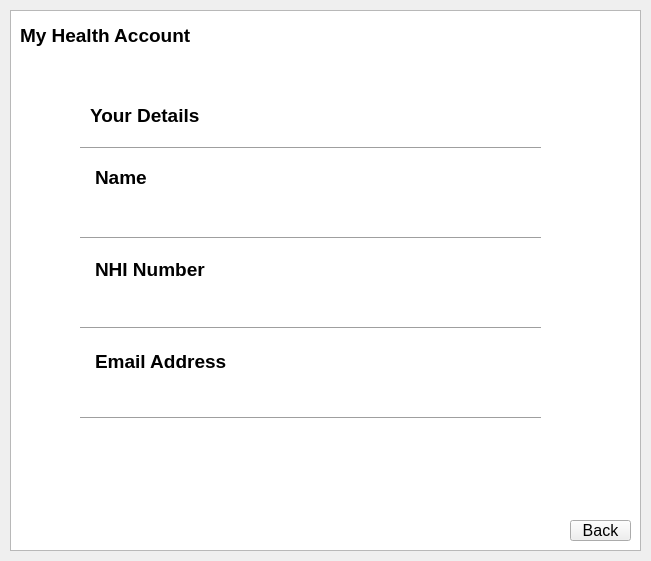
Above: L_A_B_Final_Project/accountdetails.ui from SourPanda13/106-Group-Assignment before the change. Below: the same form after it.
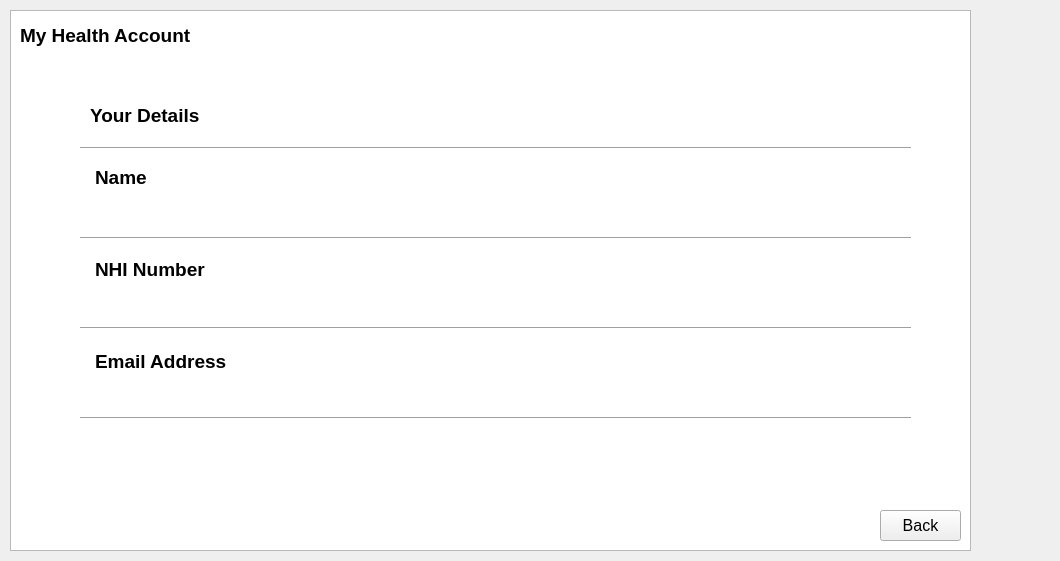
That is the form after the change.

Patch:
```diff
--- a/L_A_B_Final_Project/accountdetails.ui
+++ b/L_A_B_Final_Project/accountdetails.ui
@@ -6,46 +6,13 @@
    <rect>
     <x>0</x>
     <y>0</y>
-    <width>651</width>
+    <width>1060</width>
     <height>561</height>
    </rect>
   </property>
   <property name="windowTitle">
    <string>Account Details</string>
   </property>
-  <widget class="QTextEdit" name="textEdit">
-   <property name="geometry">
-    <rect>
-     <x>10</x>
-     <y>10</y>
-     <width>631</width>
-     <height>541</height>
-    </rect>
-   </property>
-   <property name="html">
-    <string>&lt;!DOCTYPE HTML PUBLIC &quot;-//W3C//DTD HTML 4.0//EN&quot; &quot;http://www.w3.org/TR/REC-html40/strict.dtd&quot;&gt;
-&lt;html&gt;&lt;head&gt;&lt;meta name=&quot;qrichtext&quot; content=&quot;1&quot; /&gt;&lt;style type=&quot;text/css&quot;&gt;
-p, li { white-space: pre-wrap; }
-&lt;/style&gt;&lt;/head&gt;&lt;body style=&quot; font-family:'MS Shell Dlg 2'; font-size:8.25pt; font-weight:400; font-style:normal;&quot;&gt;
-&lt;p style=&quot;-qt-paragraph-type:empty; margin-top:0px; margin-bottom:0px; margin-left:0px; margin-right:0px; -qt-block-indent:0; text-indent:0px;&quot;&gt;&lt;br /&gt;&lt;/p&gt;
-&lt;p style=&quot;-qt-paragraph-type:empty; margin-top:0px; margin-bottom:0px; margin-left:0px; margin-right:0px; -qt-block-indent:0; text-indent:0px; font-size:14pt; font-weight:600;&quot;&gt;&lt;br /&gt;&lt;/p&gt;
-&lt;p style=&quot;-qt-paragraph-type:empty; margin-top:0px; margin-bottom:0px; margin-left:0px; margin-right:0px; -qt-block-indent:0; text-indent:0px; font-size:14pt; font-weight:600;&quot;&gt;&lt;br /&gt;&lt;/p&gt;
-&lt;p style=&quot;-qt-paragraph-type:empty; margin-top:0px; margin-bottom:0px; margin-left:0px; margin-right:0px; -qt-block-indent:0; text-indent:0px; font-size:14pt; font-weight:600;&quot;&gt;&lt;br /&gt;&lt;/p&gt;
-&lt;p style=&quot;-qt-paragraph-type:empty; margin-top:0px; margin-bottom:0px; margin-left:0px; margin-right:0px; -qt-block-indent:0; text-indent:0px; font-size:14pt; font-weight:600;&quot;&gt;&lt;br /&gt;&lt;/p&gt;
-&lt;p style=&quot;-qt-paragraph-type:empty; margin-top:0px; margin-bottom:0px; margin-left:0px; margin-right:0px; -qt-block-indent:0; text-indent:0px; font-size:14pt; font-weight:600;&quot;&gt;&lt;br /&gt;&lt;/p&gt;
-&lt;p style=&quot;-qt-paragraph-type:empty; margin-top:0px; margin-bottom:0px; margin-left:0px; margin-right:0px; -qt-block-indent:0; text-indent:0px; font-size:14pt; font-weight:600;&quot;&gt;&lt;br /&gt;&lt;/p&gt;
-&lt;p style=&quot; margin-top:0px; margin-bottom:0px; margin-left:0px; margin-right:0px; -qt-block-indent:0; text-indent:0px;&quot;&gt;&lt;span style=&quot; font-size:14pt; font-weight:600;&quot;&gt;	Name&lt;/span&gt;&lt;/p&gt;
-&lt;p style=&quot;-qt-paragraph-type:empty; margin-top:0px; margin-bottom:0px; margin-left:0px; margin-right:0px; -qt-block-indent:0; text-indent:0px; font-size:14pt; font-weight:600;&quot;&gt;&lt;br /&gt;&lt;/p&gt;
-&lt;p style=&quot;-qt-paragraph-type:empty; margin-top:0px; margin-bottom:0px; margin-left:0px; margin-right:0px; -qt-block-indent:0; text-indent:0px; font-size:14pt; font-weight:600;&quot;&gt;&lt;br /&gt;&lt;/p&gt;
-&lt;p style=&quot;-qt-paragraph-type:empty; margin-top:0px; margin-bottom:0px; margin-left:0px; margin-right:0px; -qt-block-indent:0; text-indent:0px; font-size:14pt; font-weight:600;&quot;&gt;&lt;br /&gt;&lt;/p&gt;
-&lt;p style=&quot; margin-top:0px; margin-bottom:0px; margin-left:0px; margin-right:0px; -qt-block-indent:0; text-indent:0px;&quot;&gt;&lt;span style=&quot; font-size:14pt; font-weight:600;&quot;&gt;	NHI Number&lt;/span&gt;&lt;/p&gt;
-&lt;p style=&quot;-qt-paragraph-type:empty; margin-top:0px; margin-bottom:0px; margin-left:0px; margin-right:0px; -qt-block-indent:0; text-indent:0px; font-size:14pt; font-weight:600;&quot;&gt;&lt;br /&gt;&lt;/p&gt;
-&lt;p style=&quot;-qt-paragraph-type:empty; margin-top:0px; margin-bottom:0px; margin-left:0px; margin-right:0px; -qt-block-indent:0; text-indent:0px; font-size:14pt; font-weight:600;&quot;&gt;&lt;br /&gt;&lt;/p&gt;
-&lt;p style=&quot;-qt-paragraph-type:empty; margin-top:0px; margin-bottom:0px; margin-left:0px; margin-right:0px; -qt-block-indent:0; text-indent:0px; font-size:14pt; font-weight:600;&quot;&gt;&lt;br /&gt;&lt;/p&gt;
-&lt;p style=&quot; margin-top:0px; margin-bottom:0px; margin-left:0px; margin-right:0px; -qt-block-indent:0; text-indent:0px;&quot;&gt;&lt;span style=&quot; font-size:14pt; font-weight:600;&quot;&gt;	Email Address&lt;/span&gt;&lt;/p&gt;
-&lt;p style=&quot;-qt-paragraph-type:empty; margin-top:0px; margin-bottom:0px; margin-left:0px; margin-right:0px; -qt-block-indent:0; text-indent:0px; font-size:14pt; font-weight:600;&quot;&gt;&lt;br /&gt;&lt;/p&gt;&lt;/body&gt;&lt;/html&gt;</string>
-   </property>
-  </widget>
   <widget class="QLabel" name="NameLabel">
    <property name="geometry">
     <rect>
@@ -105,7 +72,7 @@
     <rect>
      <x>80</x>
      <y>230</y>
-     <width>461</width>
+     <width>831</width>
      <height>16</height>
     </rect>
    </property>
@@ -118,7 +85,7 @@
     <rect>
      <x>80</x>
      <y>140</y>
-     <width>461</width>
+     <width>831</width>
      <height>16</height>
     </rect>
    </property>
@@ -131,7 +98,7 @@
     <rect>
      <x>80</x>
      <y>410</y>
-     <width>461</width>
+     <width>831</width>
      <height>16</height>
     </rect>
    </property>
@@ -144,7 +111,7 @@
     <rect>
      <x>80</x>
      <y>320</y>
-     <width>461</width>
+     <width>831</width>
      <height>16</height>
     </rect>
    </property>
@@ -155,10 +122,10 @@
   <widget class="QPushButton" name="pushButton">
    <property name="geometry">
     <rect>
-     <x>570</x>
-     <y>520</y>
-     <width>61</width>
-     <height>21</height>
+     <x>880</x>
+     <y>510</y>
+     <width>81</width>
+     <height>31</height>
     </rect>
    </property>
    <property name="font">
@@ -210,6 +177,50 @@
     <string>Your Details</string>
    </property>
   </widget>
+  <widget class="QTextBrowser" name="textBrowser">
+   <property name="geometry">
+    <rect>
+     <x>10</x>
+     <y>10</y>
+     <width>961</width>
+     <height>541</height>
+    </rect>
+   </property>
+   <property name="html">
+    <string>&lt;!DOCTYPE HTML PUBLIC &quot;-//W3C//DTD HTML 4.0//EN&quot; &quot;http://www.w3.org/TR/REC-html40/strict.dtd&quot;&gt;
+&lt;html&gt;&lt;head&gt;&lt;meta name=&quot;qrichtext&quot; content=&quot;1&quot; /&gt;&lt;style type=&quot;text/css&quot;&gt;
+p, li { white-space: pre-wrap; }
+&lt;/style&gt;&lt;/head&gt;&lt;body style=&quot; font-family:'MS Shell Dlg 2'; font-size:8.25pt; font-weight:400; font-style:normal;&quot;&gt;
+&lt;p style=&quot;-qt-paragraph-type:empty; margin-top:0px; margin-bottom:0px; margin-left:0px; margin-right:0px; -qt-block-indent:0; text-indent:0px;&quot;&gt;&lt;br /&gt;&lt;/p&gt;
+&lt;p style=&quot;-qt-paragraph-type:empty; margin-top:0px; margin-bottom:0px; margin-left:0px; margin-right:0px; -qt-block-indent:0; text-indent:0px; font-size:14pt; font-weight:600;&quot;&gt;&lt;br /&gt;&lt;/p&gt;
+&lt;p style=&quot;-qt-paragraph-type:empty; margin-top:0px; margin-bottom:0px; margin-left:0px; margin-right:0px; -qt-block-indent:0; text-indent:0px; font-size:14pt; font-weight:600;&quot;&gt;&lt;br /&gt;&lt;/p&gt;
+&lt;p style=&quot;-qt-paragraph-type:empty; margin-top:0px; margin-bottom:0px; margin-left:0px; margin-right:0px; -qt-block-indent:0; text-indent:0px; font-size:14pt; font-weight:600;&quot;&gt;&lt;br /&gt;&lt;/p&gt;
+&lt;p style=&quot;-qt-paragraph-type:empty; margin-top:0px; margin-bottom:0px; margin-left:0px; margin-right:0px; -qt-block-indent:0; text-indent:0px; font-size:14pt; font-weight:600;&quot;&gt;&lt;br /&gt;&lt;/p&gt;
+&lt;p style=&quot;-qt-paragraph-type:empty; margin-top:0px; margin-bottom:0px; margin-left:0px; margin-right:0px; -qt-block-indent:0; text-indent:0px; font-size:14pt; font-weight:600;&quot;&gt;&lt;br /&gt;&lt;/p&gt;
+&lt;p style=&quot;-qt-paragraph-type:empty; margin-top:0px; margin-bottom:0px; margin-left:0px; margin-right:0px; -qt-block-indent:0; text-indent:0px; font-size:14pt; font-weight:600;&quot;&gt;&lt;br /&gt;&lt;/p&gt;
+&lt;p style=&quot; margin-top:0px; margin-bottom:0px; margin-left:0px; margin-right:0px; -qt-block-indent:0; text-indent:0px;&quot;&gt;&lt;span style=&quot; font-size:14pt; font-weight:600;&quot;&gt;	Name&lt;/span&gt;&lt;/p&gt;
+&lt;p style=&quot;-qt-paragraph-type:empty; margin-top:0px; margin-bottom:0px; margin-left:0px; margin-right:0px; -qt-block-indent:0; text-indent:0px; font-size:14pt; font-weight:600;&quot;&gt;&lt;br /&gt;&lt;/p&gt;
+&lt;p style=&quot;-qt-paragraph-type:empty; margin-top:0px; margin-bottom:0px; margin-left:0px; margin-right:0px; -qt-block-indent:0; text-indent:0px; font-size:14pt; font-weight:600;&quot;&gt;&lt;br /&gt;&lt;/p&gt;
+&lt;p style=&quot;-qt-paragraph-type:empty; margin-top:0px; margin-bottom:0px; margin-left:0px; margin-right:0px; -qt-block-indent:0; text-indent:0px; font-size:14pt; font-weight:600;&quot;&gt;&lt;br /&gt;&lt;/p&gt;
+&lt;p style=&quot; margin-top:0px; margin-bottom:0px; margin-left:0px; margin-right:0px; -qt-block-indent:0; text-indent:0px;&quot;&gt;&lt;span style=&quot; font-size:14pt; font-weight:600;&quot;&gt;	NHI Number&lt;/span&gt;&lt;/p&gt;
+&lt;p style=&quot;-qt-paragraph-type:empty; margin-top:0px; margin-bottom:0px; margin-left:0px; margin-right:0px; -qt-block-indent:0; text-indent:0px; font-size:14pt; font-weight:600;&quot;&gt;&lt;br /&gt;&lt;/p&gt;
+&lt;p style=&quot;-qt-paragraph-type:empty; margin-top:0px; margin-bottom:0px; margin-left:0px; margin-right:0px; -qt-block-indent:0; text-indent:0px; font-size:14pt; font-weight:600;&quot;&gt;&lt;br /&gt;&lt;/p&gt;
+&lt;p style=&quot;-qt-paragraph-type:empty; margin-top:0px; margin-bottom:0px; margin-left:0px; margin-right:0px; -qt-block-indent:0; text-indent:0px; font-size:14pt; font-weight:600;&quot;&gt;&lt;br /&gt;&lt;/p&gt;
+&lt;p style=&quot; margin-top:0px; margin-bottom:0px; margin-left:0px; margin-right:0px; -qt-block-indent:0; text-indent:0px;&quot;&gt;&lt;span style=&quot; font-size:14pt; font-weight:600;&quot;&gt;	Email Address&lt;/span&gt;&lt;/p&gt;
+&lt;p style=&quot;-qt-paragraph-type:empty; margin-top:0px; margin-bottom:0px; margin-left:0px; margin-right:0px; -qt-block-indent:0; text-indent:0px; font-size:14pt; font-weight:600;&quot;&gt;&lt;br /&gt;&lt;/p&gt;&lt;/body&gt;&lt;/html&gt;</string>
+   </property>
+  </widget>
+  <zorder>textBrowser</zorder>
+  <zorder>NameLabel</zorder>
+  <zorder>EmailLabel</zorder>
+  <zorder>NHILabel</zorder>
+  <zorder>line</zorder>
+  <zorder>line_2</zorder>
+  <zorder>line_4</zorder>
+  <zorder>line_5</zorder>
+  <zorder>pushButton</zorder>
+  <zorder>label</zorder>
+  <zorder>label_2</zorder>
  </widget>
  <resources/>
  <connections/>
```
